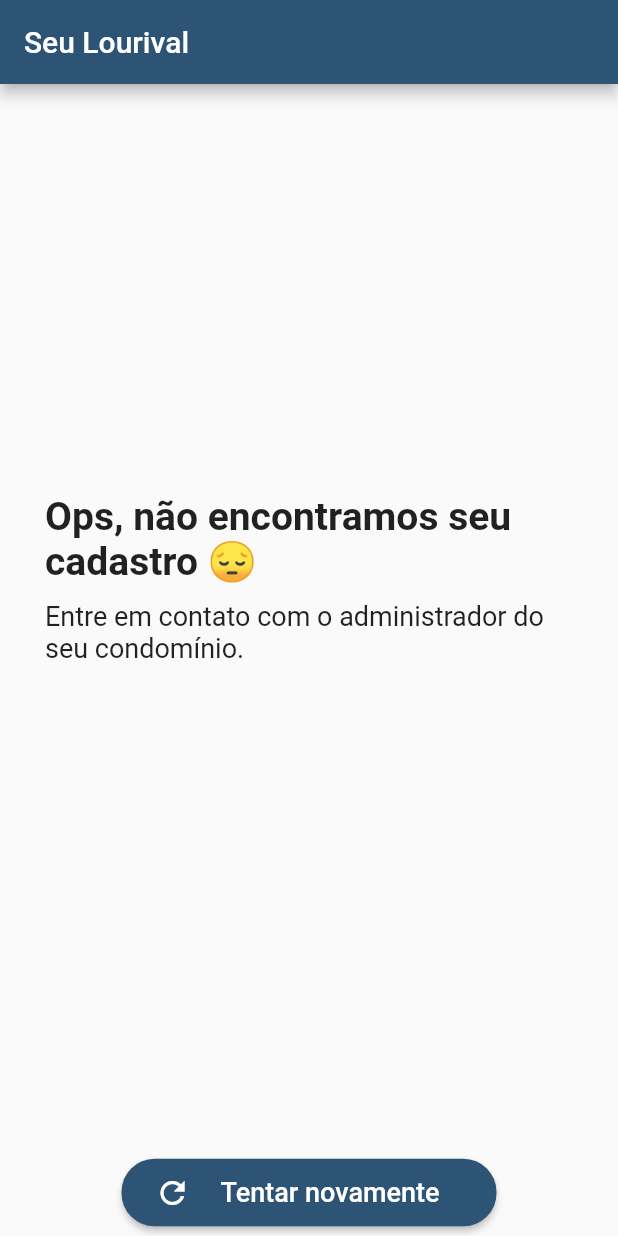
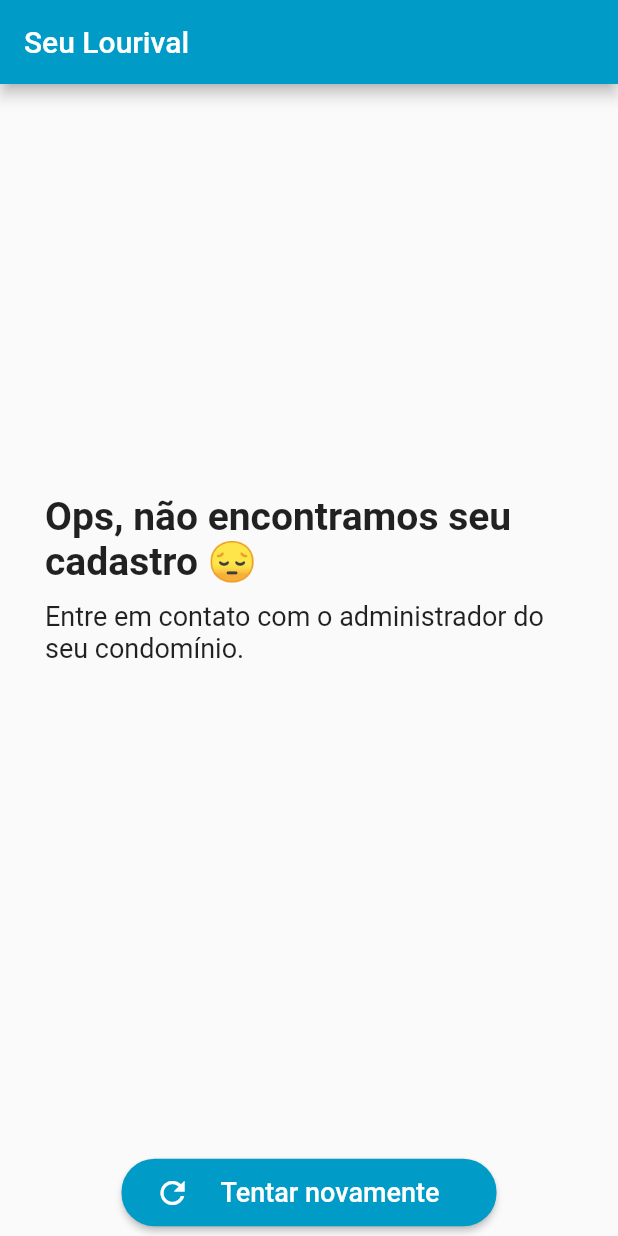
Before and after one commit to layshidani/puc-seu-louviral, a Flutter app: the LoginErrorPage screen opened directly, on a phone screen of 412 x 824 dp. Run offline on Flutter 3.47's test engine with Material 2 defaults, Android fonts, the phone set to English and light mode, and no system bars; our stand-ins replace firebase_core, flutter_advanced_drawer; accounts and stored records are empty; network calls fail.

Commit message:
style: change ds colors

```diff
--- a/seu_lourival/lib/core/values/colors.dart
+++ b/seu_lourival/lib/core/values/colors.dart
@@ -1,6 +1,8 @@
 import 'package:flutter/material.dart';
 
 class DSColors {
-  static const primary = Color.fromRGBO(45, 84, 116, 1);
-  static const primaryDark = Color.fromARGB(255, 25, 30, 40);
+  static const primary = Color.fromARGB(255, 0, 155, 198);
+  static const primaryDark = Color.fromARGB(255, 2, 72, 91);
+  // static const primary = Color.fromRGBO(45, 84, 116, 1);
+  // static const primaryDark = Color.fromARGB(255, 25, 30, 40);
 }
```
